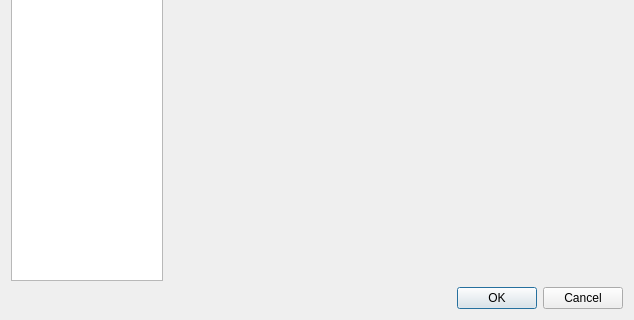
This is src/SeerConfigDialog.ui in epasveer/seer as Qt 5 draws it before an edit; both pictures show x 0 to 634 and y 222 to 542 of the 634 by 542 pixel window. The edited form follows.
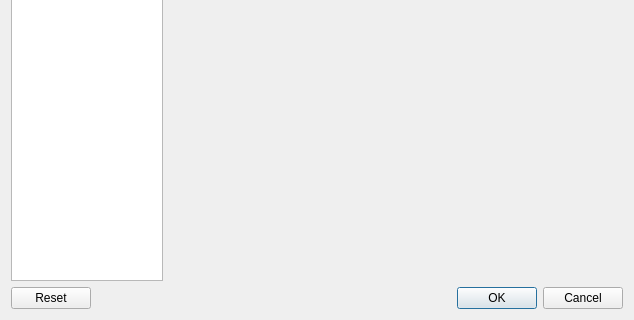
This is the edited form.

Diff of the .ui file:
```diff
--- a/src/SeerConfigDialog.ui
+++ b/src/SeerConfigDialog.ui
@@ -37,13 +37,13 @@
      </property>
     </widget>
    </item>
-   <item row="1" column="1">
+   <item row="1" column="0" colspan="2">
     <widget class="QDialogButtonBox" name="buttonBox">
      <property name="orientation">
       <enum>Qt::Horizontal</enum>
      </property>
      <property name="standardButtons">
-      <set>QDialogButtonBox::Cancel|QDialogButtonBox::Ok</set>
+      <set>QDialogButtonBox::Cancel|QDialogButtonBox::Ok|QDialogButtonBox::Reset</set>
      </property>
     </widget>
    </item>
```
Left out of the diff: 3 changed lines with no effect on the pictures.
